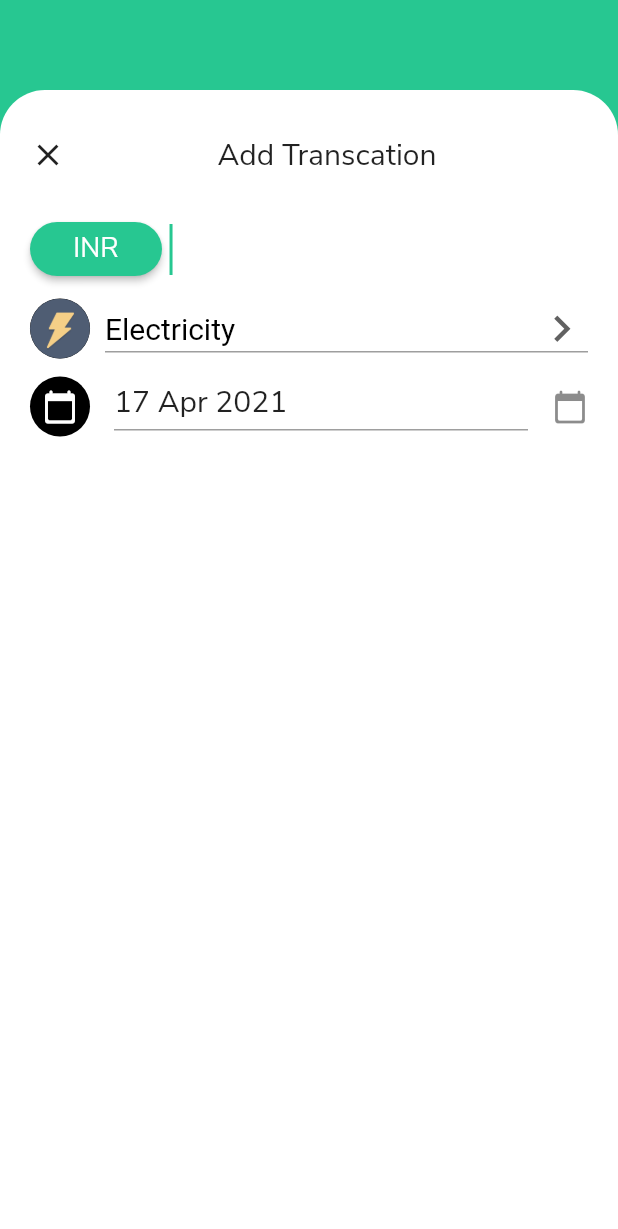
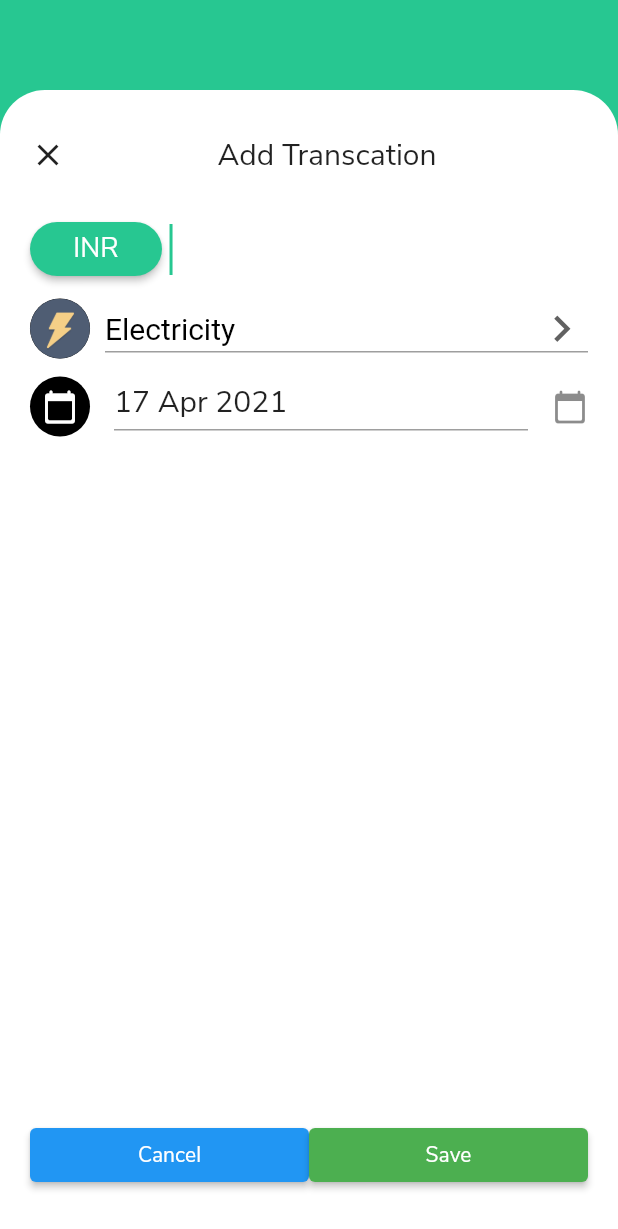
Before and after one commit to keertirajmalik/Pocket-Friend, a Flutter app: the AddTransactionScreen screen opened directly, on a phone screen of 412 x 824 dp. Shown: the top 1229 px of the screen. Run offline on Flutter 3.47's test engine with Material 2 defaults, Android fonts, the phone set to English and light mode, and no system bars.

Commit message:
added save and cancel button at bottom of screen

```diff
--- a/lib/screens/add_transaction_screen.dart
+++ b/lib/screens/add_transaction_screen.dart
@@ -145,6 +145,31 @@ class _AddTransactionScreenState extends State<AddTransactionScreen> {
                       Icons.calendar_today_rounded,
                     ),
                   ),
+                  Expanded(
+                    child: Align(
+                      alignment: Alignment.bottomCenter,
+                      child: Row(
+                        mainAxisAlignment: MainAxisAlignment.center,
+                        children: [
+                          Expanded(
+                            child: ElevatedButton(
+                              onPressed: () {},
+                              child: const Text('Cancel'),
+                            ),
+                          ),
+                          Expanded(
+                            child: ElevatedButton(
+                              onPressed: () {},
+                              style: ElevatedButton.styleFrom(
+                                primary: Colors.green, // background
+                              ),
+                              child: const Text('Save'),
+                            ),
+                          ),
+                        ],
+                      ),
+                    ),
+                  )
                 ],
               ),
             ),
```
